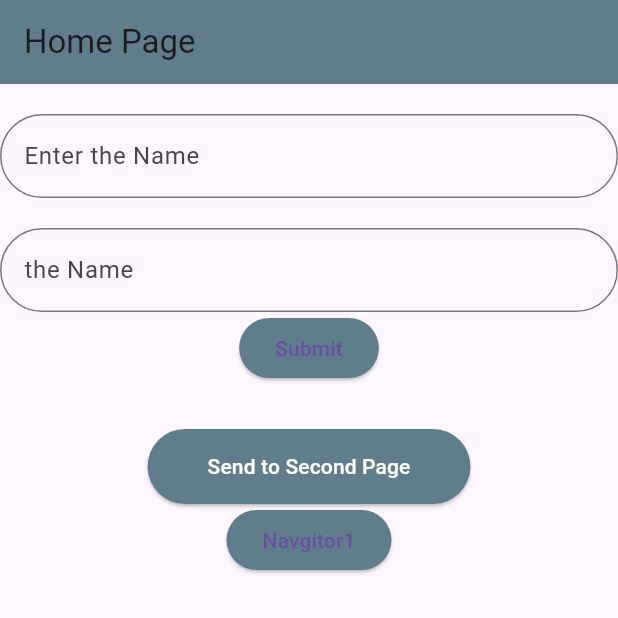
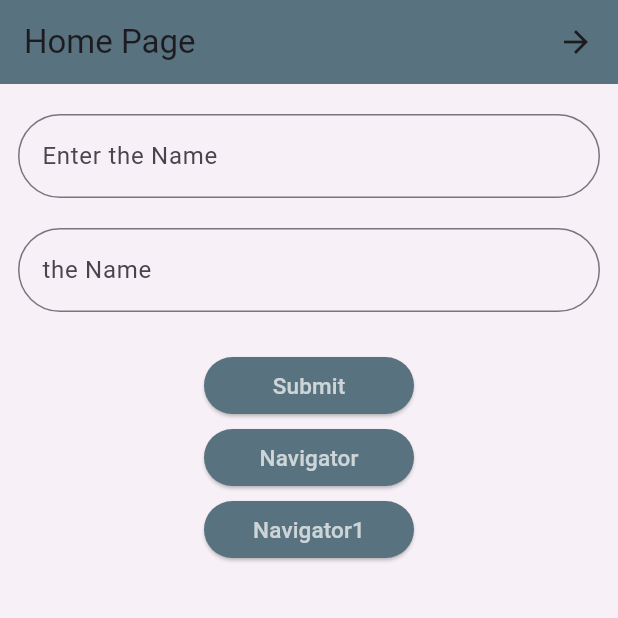
Before and after one commit to Yousefyshs/my-projects, a Flutter app: the screen it shows after launch, on a phone screen of 412 x 824 dp, the top half of it. Run offline on Flutter 3.47's test engine with Material 3 defaults, Android fonts, the phone set to English and light mode, and no system bars.

```diff
--- a/lib/main.dart
+++ b/lib/main.dart
@@ -1,126 +1,121 @@
-
-import 'package:cv/Towpage.dart';
-import 'package:cv/Towpage1.dart';
 import 'package:flutter/material.dart';
-import 'bottombar/Indexpage.dart';
-
-
 
 void main() {
-  runApp(const MyApp());
+  runApp(const MyUIExample());
 }
 
-class MyApp extends StatefulWidget {
-  const MyApp({super.key});
-
-  @override
-  State<MyApp> createState() => _MyAppState();
-}
-
-class _MyAppState extends State<MyApp> {
-  TextEditingController _controller1= TextEditingController();
-  TextEditingController _controller2= TextEditingController();
-  late String controller3;
-  void _login(){
-    setState(() {
-      _controller2.text=_controller1.text;
-    });
-  }
-
-  void _Navgitor1(){
-    Navigator.push(
-        context,
-        MaterialPageRoute(builder: (context)=>Towpage1(
-            name: _controller1.text
-
-        )));
-  }
+class MyUIExample extends StatelessWidget {
+  const MyUIExample({super.key});
 
   @override
   Widget build(BuildContext context) {
     return MaterialApp(
       debugShowCheckedModeBanner: false,
+      home: HomePage(),
+    );
+  }
+}
 
-      home: Scaffold(
-        appBar: AppBar(
-          title: Text('Home Page'),
-          backgroundColor: Colors.blueGrey,
+class HomePage extends StatelessWidget {
+  HomePage({super.key});
+
+  final TextEditingController controller1 = TextEditingController();
+  final TextEditingController controller2 = TextEditingController();
+
+  @override
+  Widget build(BuildContext context) {
+    return Scaffold(
+      backgroundColor: Color(0xfff7f1f7), // نفس لون الخلفية في الصورة
+      appBar: AppBar(
+        backgroundColor: Color(0xff58727f), // اللون الأزرق الرمادي
+        elevation: 0,
+        title: Row(
+          mainAxisAlignment: MainAxisAlignment.spaceBetween,
+          children: [
+            Text(
+              "Home Page",
+              style: TextStyle(fontSize: 22),
+            ),
+            Icon(Icons.arrow_forward),
+          ],
         ),
+      ),
 
-        body: Column(
+      body: Padding(
+        padding: const EdgeInsets.symmetric(horizontal: 12, vertical: 20),
+        child: Column(
           children: [
-            SizedBox(height: 20),
 
+            //-------------- INPUT 1 -------------------
             TextField(
+              controller: controller1,
               decoration: InputDecoration(
-                labelText: 'Enter the Name',
-                hintText: 'ahmed',
+                labelText: "Enter the Name",
                 border: OutlineInputBorder(
-                  borderRadius: BorderRadius.circular(30.0),
+                  borderRadius: BorderRadius.circular(30),
                 ),
               ),
-              controller: _controller1,
             ),
 
             SizedBox(height: 20),
 
+            //-------------- INPUT 2 -------------------
             TextField(
+              controller: controller2,
+              readOnly: true,
               decoration: InputDecoration(
-                labelText: 'the Name',
+                labelText: "the Name",
                 border: OutlineInputBorder(
-                  borderRadius: BorderRadius.circular(30.0),
+                  borderRadius: BorderRadius.circular(30),
                 ),
-              ),
-              controller: _controller2,
-              readOnly: true,
-            ),
-
-            ElevatedButton(
-              onPressed: _login,
-              child: Text('Submit'),
-              style: ElevatedButton.styleFrom(
-                backgroundColor: Colors.blueGrey,
               ),
             ),
 
-            const SizedBox(height: 30),
+            SizedBox(height: 30),
 
-            ElevatedButton(
-              style: ElevatedButton.styleFrom(
-                backgroundColor: Colors.blueGrey,
-                foregroundColor: Colors.white,
-                padding: const EdgeInsets.symmetric(horizontal: 40, vertical: 15),
-              ),
-              onPressed: () {
-                // عند الضغط على الزر
-                Navigator.push(
-                  context,
-                  MaterialPageRoute(
-                    // الانتقال إلى الصفحة الثانية
-                    // وإرسال النص الذي تم كتابته عبر المتغير `name`
-                    builder: (context) => Towpage(
-                      name: _controller1.text,
-                    ),
-                  ),
-                );
-              },
-              child: const Text('Send to Second Page'),
-            ),
+            //-------------- BUTTONS -------------------
+            Column(
+              children: [
+                _myButton("Submit", () {
+                  controller2.text = controller1.text;
+                }),
 
-            ElevatedButton(
-                style: ElevatedButton.styleFrom(
-                  backgroundColor: Colors.blueGrey,
-                ),
-                onPressed: (){
-                  _Navgitor1();
-                },
-                child: Text('Navgitor1')),
+                SizedBox(height: 10),
 
+                _myButton("Navigator", () {}),
 
+                SizedBox(height: 10),
 
+                _myButton("Navigator1", () {}),
+              ],
+            )
           ],
         ),
       ),
     );
   }
+
+  //-------------- CUSTOM BUTTON STYLE -------------------
+  Widget _myButton(String text, VoidCallback onPressed) {
+    return Container(
+      width: 140,
+      height: 38,
+      child: ElevatedButton(
+        style: ElevatedButton.styleFrom(
+          backgroundColor: Color(0xff58727f),
+          shape: RoundedRectangleBorder(
+            borderRadius: BorderRadius.circular(25),
+          ),
+        ),
+        onPressed: onPressed,
+        child: Text(
+          text,
+          style: TextStyle(
+            fontSize: 15,
+            color: Colors.white.withOpacity(0.7),
+          ),
+        ),
+      ),
+    );
+  }
 }
```
Also changed, not shown: lib/Towpage.dart (added, +25 -0 lines), lib/textfild.dart (added, +88 -0 lines).
